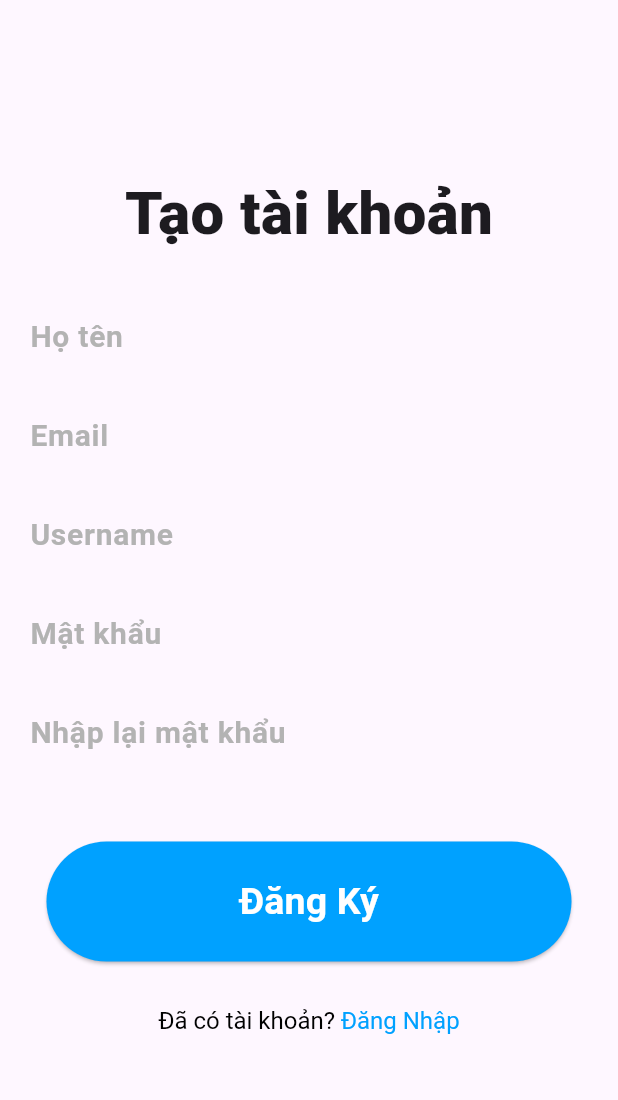
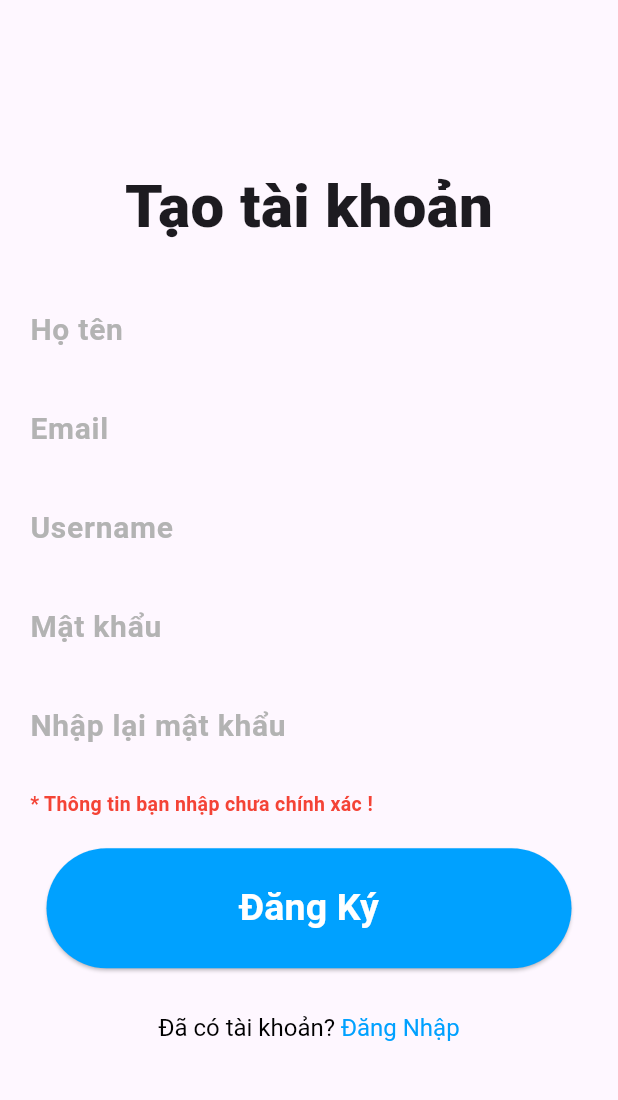
Before and after one commit to Hoanpm/TravelBlogReview, a Flutter app: the RegisterView screen opened directly, after a tap on "Đăng Ký", on a phone screen of 412 x 824 dp, the part 57-1157 px from its top. Run offline on Flutter 3.47's test engine with Material 3 defaults, Android fonts, the light colour scheme and no system bars; our stand-ins replace flutter_riverpod, supabase_flutter; accounts and stored records are empty; Roboto replaces fonts that are missing (Noto, noto).

Commit message:
Login and Register

```diff
--- a/lib/features/auth/view/register_view.dart
+++ b/lib/features/auth/view/register_view.dart
@@ -24,6 +24,7 @@ class _RegisterViewState extends State<RegisterView> {
   final passwordController = TextEditingController();
   final fullNameController = TextEditingController();
   final repeatPasswordController = TextEditingController();
+  var error = "";
 
   @override
   void dispose() {
@@ -33,6 +34,27 @@ class _RegisterViewState extends State<RegisterView> {
     userNameController.dispose();
     repeatPasswordController.dispose();
     fullNameController.dispose();
+  }
+
+  Future<void> signUpUser() async {
+    try {
+      final AuthResponse authResponse = await supabase.auth.signUp(
+        email: emailController.text,
+        password: passwordController.text,
+      );
+
+      await supabase.from('users').insert({
+        'id': authResponse.user?.id as String,
+        'email': authResponse.user?.email,
+        'fullName': fullNameController.text,
+        'username': userNameController.text,
+      });
+    } on AuthException catch (e) {
+      print(e);
+      setState(() {
+        error = "Tài khoản đã tồn tại !";
+      });
+    }
   }
 
   @override
@@ -84,25 +106,50 @@ class _RegisterViewState extends State<RegisterView> {
                     controller: repeatPasswordController,
                     hintText: "Nhập lại mật khẩu",
                   ),
-                  const SizedBox(
-                    height: 40,
-                  ),
+                  error != ""
+                      ? Container(
+                          width: MediaQuery.of(context).size.width,
+                          child: Column(
+                            crossAxisAlignment: CrossAxisAlignment.start,
+                            children: [
+                              SizedBox(
+                                height: 10,
+                              ),
+                              Text(
+                                "* $error",
+                                style: TextStyle(
+                                  color: Colors.red,
+                                  fontSize: 13,
+                                  fontFamily: "noto",
+                                  fontWeight: FontWeight.w600,
+                                ),
+                              ),
+                              SizedBox(
+                                height: 20,
+                              )
+                            ],
+                          ),
+                        )
+                      : SizedBox(
+                          height: 40,
+                        ),
                   BigButton(
-                      onTap: () async {
-                        final authResponse = await supabase.auth.signUp(
-                          email: emailController.text,
-                          password: passwordController.text,
-                        );
-
-                        await supabase.from('users').insert({
-                          'id': authResponse.user?.id as String,
-                          'email': authResponse.user?.email,
-                          'fullName': fullNameController.text,
-                          'username': userNameController.text,
-                        });
-
-                        if (!context.mounted) return;
-                        Navigator.push(context, LoginView.route());
+                      onTap: () {
+                        if (fullNameController.text == "" ||
+                            emailController.text == "" ||
+                            userNameController.text == "" ||
+                            passwordController.text == "" ||
+                            repeatPasswordController.text == "" ||
+                            passwordController.text !=
+                                repeatPasswordController.text) {
+                          setState(() {
+                            error = "Thông tin bạn nhập chưa chính xác !";
+                          });
+                        } else {
+                          signUpUser();
+                          if (!context.mounted) return;
+                          Navigator.push(context, LoginView.route());
+                        }
                       },
                       label: "Đăng Ký"),
                   const SizedBox(
```
Also changed, not shown: lib/features/auth/view/login_view.dart (+54 -16 lines).
